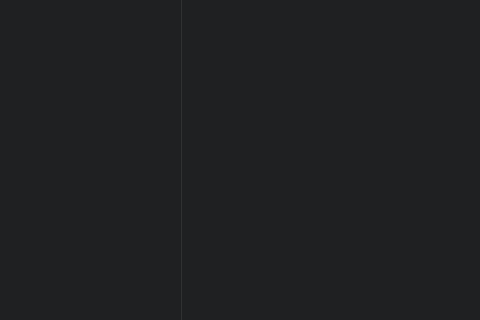
ShchekinDmitrii/audio-processor, file SW_Audio_Processor/mainQWdg.ui: the form before one commit; both pictures show x 318 to 798 and y 260 to 580 of the 1200 by 750 pixel window.
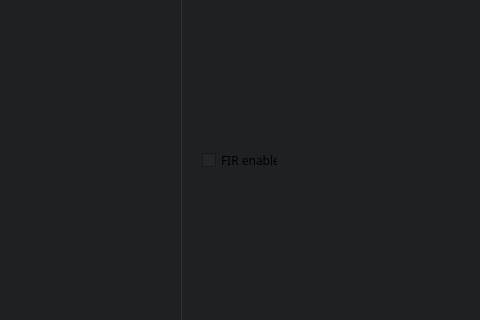
The form after the commit. Icons and pictures are not drawn.

Commit message: POC_FIR

Patch:
```diff
--- a/SW_Audio_Processor/mainQWdg.ui
+++ b/SW_Audio_Processor/mainQWdg.ui
@@ -265,6 +265,19 @@
     <bool>true</bool>
    </property>
   </widget>
+  <widget class="QCheckBox" name="checkBox_FIR">
+   <property name="geometry">
+    <rect>
+     <x>520</x>
+     <y>410</y>
+     <width>76</width>
+     <height>20</height>
+    </rect>
+   </property>
+   <property name="text">
+    <string>FIR enable</string>
+   </property>
+  </widget>
  </widget>
  <resources/>
  <connections/>
```
The commit also changes 1 other file.
